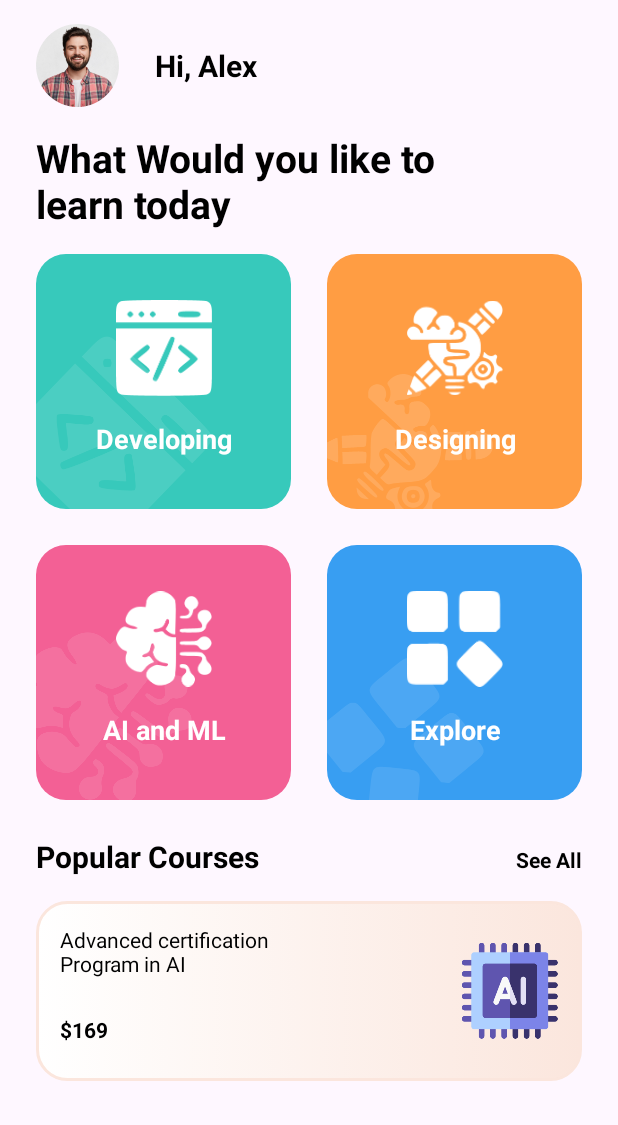
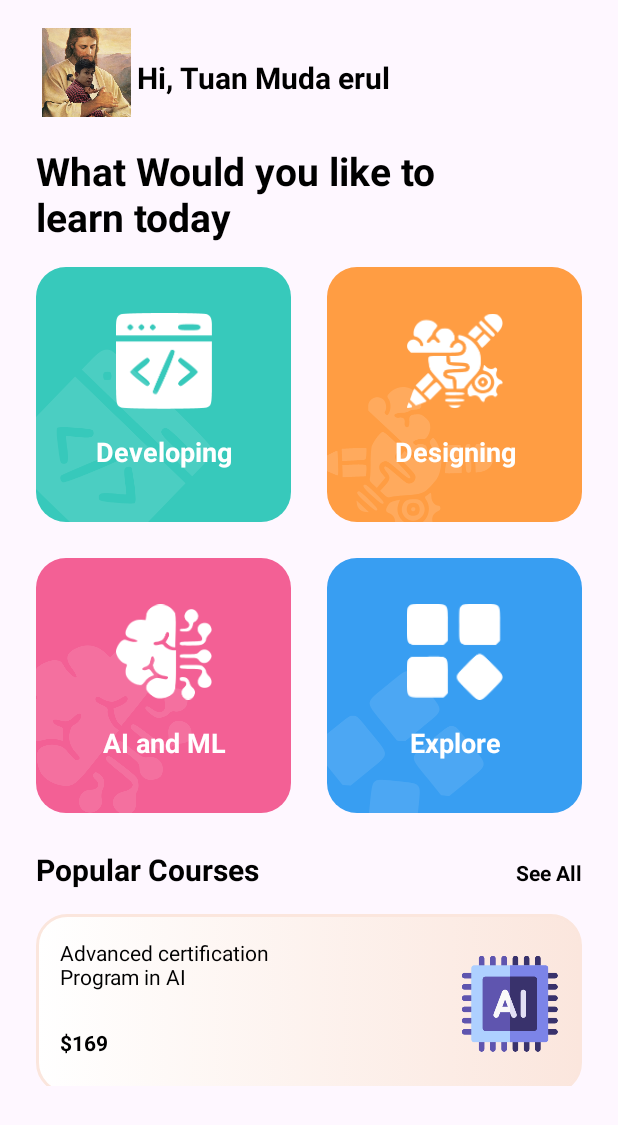
Before and after one commit to maykoRa/course-app, an Android app: the MainActivity screen opened directly, with no data from a screen before it, on a phone screen of 412 x 824 dp. Shown: the top 1125 px of the screen. Run offline under Robolectric (Android 15) with nearby library versions, the phone set to English and light mode, and no system bars.

Commit message:
update profile

```diff
--- a/app/src/main/res/layout/activity_main.xml
+++ b/app/src/main/res/layout/activity_main.xml
@@ -31,25 +31,28 @@
 
                 <ImageView
                     android:id="@+id/imageView5"
-                    android:layout_width="wrap_content"
-                    android:layout_height="wrap_content"
+                    android:layout_width="59dp"
+                    android:layout_height="64dp"
+                    android:layout_marginStart="4dp"
                     app:layout_constraintBottom_toBottomOf="parent"
                     app:layout_constraintStart_toStartOf="parent"
                     app:layout_constraintTop_toTopOf="parent"
-                    app:srcCompat="@drawable/user_1" />
+                    app:layout_constraintVertical_bias="1.0"
+                    app:srcCompat="@drawable/erul_yesus" />
 
                 <TextView
                     android:id="@+id/textView2"
                     android:layout_width="wrap_content"
                     android:layout_height="wrap_content"
-                    android:layout_marginStart="24dp"
-                    android:text="Hi, Alex"
+                    android:layout_marginStart="4dp"
+                    android:text="Hi, Tuan Muda erul"
                     android:textColor="@color/black"
                     android:textSize="20sp"
                     android:textStyle="bold"
                     app:layout_constraintBottom_toBottomOf="parent"
                     app:layout_constraintStart_toEndOf="@+id/imageView5"
-                    app:layout_constraintTop_toTopOf="parent" />
+                    app:layout_constraintTop_toTopOf="parent"
+                    app:layout_constraintVertical_bias="0.594" />
             </androidx.constraintlayout.widget.ConstraintLayout>
 
             <TextView
```
Also changed, not shown: app/src/main/res/drawable/erul_yesus.jpg (added).
